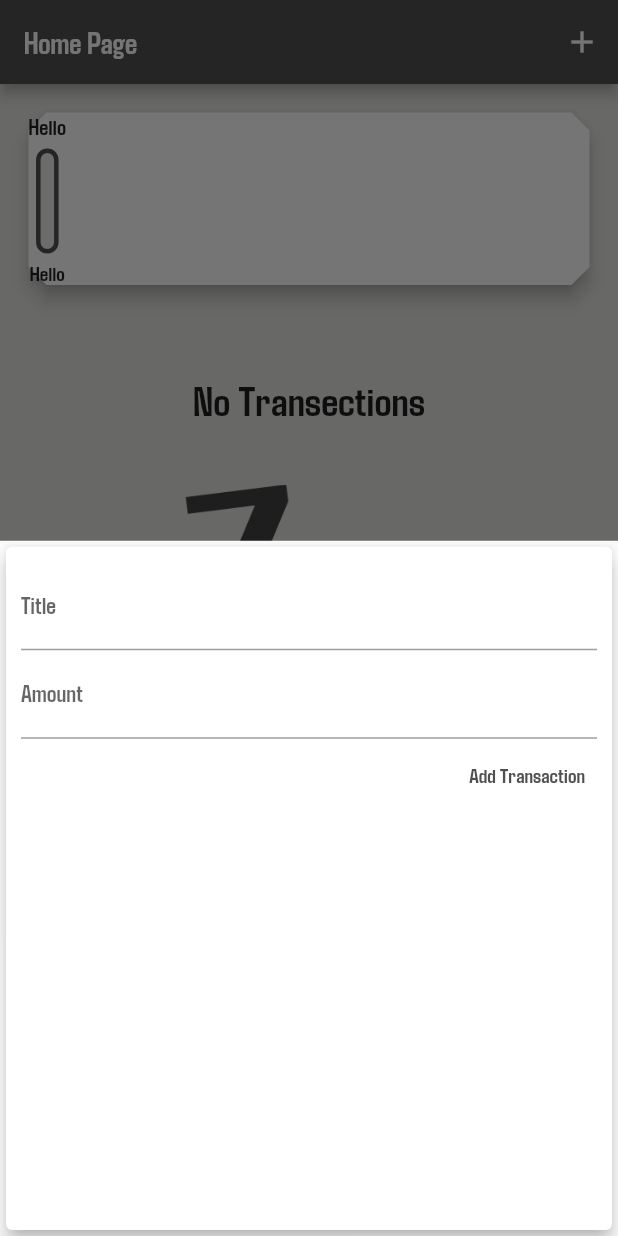
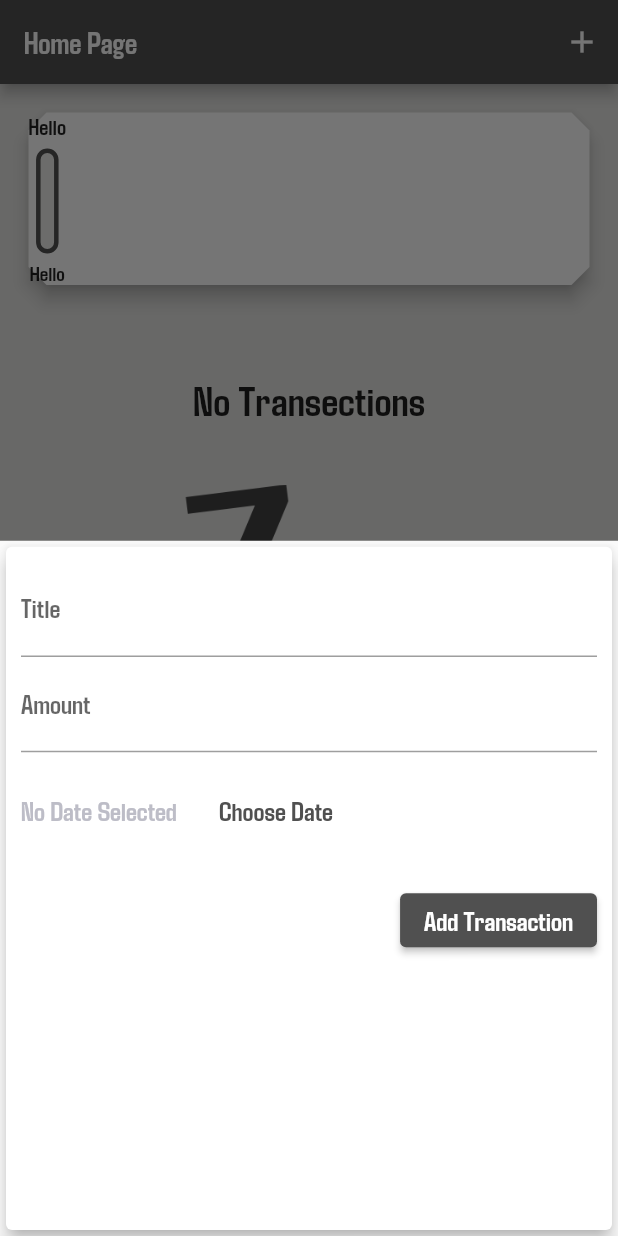
Before and after one commit to Muneeb1030/Expense-Manager-Flutter, a Flutter app: the screen it shows after launch, after a tap on the "add" icon, on a phone screen of 412 x 824 dp. Run offline on Flutter 3.47's test engine with Material 2 defaults, Android fonts, the phone set to English and light mode, and no system bars; our stand-ins replace flutter_spinkit.

Commit message:
Date Picker Added

```diff
--- a/lib/Acitivities/Home.dart
+++ b/lib/Acitivities/Home.dart
@@ -40,11 +40,11 @@ class _HomeState extends State<Home> {
     ).toList();
   }
 
-  void _addNewTransaction(String txTitle, double txAmount) {
+  void _addNewTransaction(String txTitle, double txAmount,DateTime pickedDate) {
     final newTx = Transaction(
       title: txTitle,
       amount: txAmount,
-      date: DateTime.now(),
+      date: pickedDate,
       id: DateTime.now().toString(),
     );
 
--- a/lib/Widgets/Newtransection.dart
+++ b/lib/Widgets/Newtransection.dart
@@ -1,4 +1,6 @@
 import 'package:flutter/material.dart';
+import 'package:flutter/services.dart';
+import 'package:intl/intl.dart';
 
 class NewTransaction extends StatefulWidget {
   final Function addTx;
@@ -11,22 +13,42 @@ class NewTransaction extends StatefulWidget {
 
 class _NewTransactionState extends State<NewTransaction> {
   final titleController = TextEditingController();
-
   final amountController = TextEditingController();
+  DateTime? _selectedDate;
 
   void submitData() {
+    if (amountController.text == null) {
+      return;
+    }
     final enteredTitle = titleController.text;
     final enteredAmount = double.parse(amountController.text);
 
-    if (enteredTitle.isEmpty || enteredAmount <= 0) {
+    if (enteredTitle.isEmpty || enteredAmount <= 0 || _selectedDate == null) {
       return;
     }
 
     widget.addTx(
       enteredTitle,
       enteredAmount,
+      _selectedDate,
     );
     Navigator.of(context).pop();
+  }
+
+  void _presentDatePicker() {
+    showDatePicker(
+      context: context,
+      initialDate: DateTime.now(),
+      firstDate: DateTime(2019),
+      lastDate: DateTime.now(),
+    ).then((value) {
+      if (value == null) {
+        return;
+      }
+      setState(() {
+        _selectedDate = value;
+      });
+    });
   }
 
   @override
@@ -39,18 +61,59 @@ class _NewTransactionState extends State<NewTransaction> {
           crossAxisAlignment: CrossAxisAlignment.end,
           children: <Widget>[
             TextField(
+              style: TextStyle(fontSize: 18),
               decoration: InputDecoration(labelText: 'Title'),
               controller: titleController,
               onSubmitted: (_) => submitData(),
             ),
             TextField(
+              style: TextStyle(fontSize: 18),
               decoration: InputDecoration(labelText: 'Amount'),
               controller: amountController,
               keyboardType: TextInputType.number,
               onSubmitted: (_) => submitData(),
             ),
-            TextButton(
-              child: Text('Add Transaction'),
+            SizedBox(
+              height: 15,
+            ),
+            Row(
+              children: [
+                _selectedDate == null
+                    ? Text(
+                        "No Date Selected",
+                        style: TextStyle(
+                          fontSize: 18,
+                          color: Theme.of(context).colorScheme.tertiary,
+                        ),
+                      )
+                    : Text(
+                        style: TextStyle(fontSize: 18),
+                        "Picked Date: ${DateFormat.yMd().format(_selectedDate!)}",
+                      ),
+                SizedBox(
+                  width: 20,
+                ),
+                TextButton(
+                  onPressed: _presentDatePicker,
+                  child: Text(
+                    "Choose Date",
+                    style: TextStyle(
+                      fontSize: 18,
+                    ),
+                  ),
+                ),
+              ],
+            ),
+            SizedBox(
+              height: 25,
+            ),
+            ElevatedButton(
+              child: Text(
+                'Add Transaction',
+                style: TextStyle(
+                  fontSize: 18,
+                ),
+              ),
               onPressed: submitData,
             ),
           ],
```
